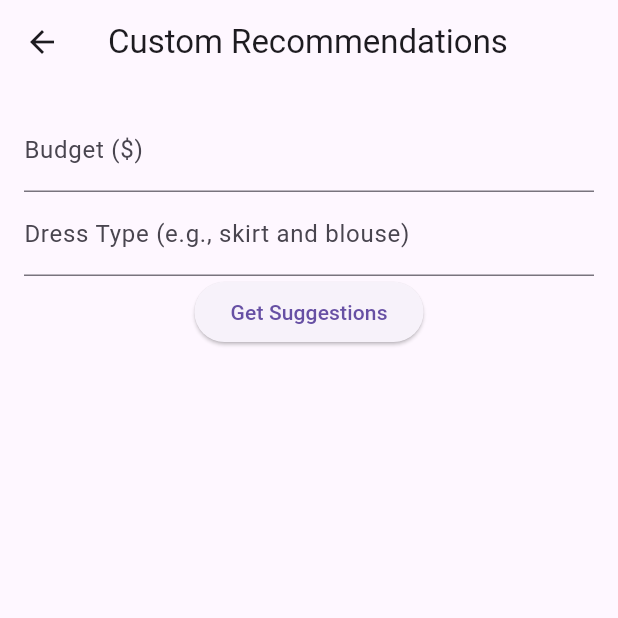
After one commit to RushdhaAkbar/smartstyle_ai_app, a Flutter app: the screen it shows after launch, after a tap on "Go to Budget Recommendations", on a phone screen of 412 x 824 dp, the top half of it. The commit adds this screen. Run offline on Flutter 3.47's test engine with Material 3 defaults, Android fonts, the phone set to English and light mode, and no system bars; our stand-ins replace firebase_core; missing offline and left inert: mobile_scanner; accounts and stored records are empty.

Commit message:
added budget screen and fixed recurring erros

```diff
--- a/lib/main.dart
+++ b/lib/main.dart
@@ -3,6 +3,7 @@ import 'package:flutter/material.dart';
 import 'package:provider/provider.dart';
 import 'providers/auth_provider.dart';
 import 'providers/product_provider.dart';
+import 'screens/home_screen.dart';
 import 'screens/login_screen.dart';
 //import 'screens/registration_screen.dart';
 void main() {
@@ -22,7 +23,7 @@ class MyApp extends StatelessWidget {
       child: MaterialApp(
         title: 'SmartStyle AI',
         theme: ThemeData(primarySwatch: Colors.blue),
-        home: LoginScreen(),
+        home: const HomeScreen(),
         //home:RegistrationScreen()
       ),
     );
--- a/lib/providers/product_provider.dart
+++ b/lib/providers/product_provider.dart
@@ -1,4 +1,4 @@
-// lib/providers/product_provider.dart (updated)
+// lib/providers/product_provider.dart (updated for budget combinations)
 import 'package:flutter/material.dart';
 import '../models/product.dart';
 import '../services/api_service.dart';
@@ -10,42 +10,55 @@ class ProductProvider with ChangeNotifier {
   final List<Product> _sampleProducts = [
     Product(
       id: "1",
-      name: "Blue T-Shirt",
+      name: "Blue Skirt",
       sizes: ["M", "L"],
       colors: ["Blue"],
-      price: 19.99,
+      price: 400.0,
       stock: 50,
       availability: true,
-      description: "Comfortable blue cotton t-shirt",
-      image: "https://example.com/blue-tshirt.jpg",
-      qrCode: "QR-BLUE-TSHIRT-1693746000000",
+      description: "Comfortable blue skirt",
+      image: "https://example.com/blue-skirt.jpg",
+      qrCode: "QR-BLUE-SKIRT-1693746000000",
       barcode: "1693746000000123",
     ),
     Product(
       id: "2",
-      name: "Red T-Shirt",
+      name: "Red Skirt",
       sizes: ["S", "M"],
       colors: ["Red"],
-      price: 18.99,
+      price: 500.0,
       stock: 30,
       availability: true,
-      description: "Vibrant red cotton t-shirt",
-      image: "https://example.com/red-tshirt.jpg",
-      qrCode: "QR-RED-TSHIRT-1693746000001",
+      description: "Vibrant red skirt",
+      image: "https://example.com/red-skirt.jpg",
+      qrCode: "QR-RED-SKIRT-1693746000001",
       barcode: "1693746000000456",
     ),
     Product(
       id: "3",
-      name: "Green Hoodie",
+      name: "Green Blouse",
       sizes: ["L", "XL"],
       colors: ["Green"],
-      price: 29.99,
+      price: 200.0,
       stock: 20,
-      availability: false,
-      description: "Warm green hoodie",
-      image: "https://example.com/green-hoodie.jpg",
-      qrCode: "QR-GREEN-HOODIE-1693746000002",
+      availability: true,
+      description: "Elegant green blouse",
+      image: "https://example.com/green-blouse.jpg",
+      qrCode: "QR-GREEN-BLOUSE-1693746000002",
       barcode: "1693746000000789",
+    ),
+    Product(
+      id: "4",
+      name: "Yellow Blouse",
+      sizes: ["M", "L"],
+      colors: ["Yellow"],
+      price: 800.0,
+      stock: 15,
+      availability: true,
+      description: "Bright yellow blouse",
+      image: "https://example.com/yellow-blouse.jpg",
+      qrCode: "QR-YELLOW-BLOUSE-1693746000003",
+      barcode: "1693746000000111",
     ),
   ];
 
@@ -59,24 +72,9 @@ class ProductProvider with ChangeNotifier {
     _isLoading = true;
     notifyListeners();
     try {
-      _currentProduct = _sampleProducts.firstWhere((p) => p.id == id, orElse: () => Product(
-        id: '',
-        name: '',
-        sizes: [],
-        colors: [],
-        price: 0.0,
-        stock: 0,
-        availability: false,
-        description: '',
-        image: '',
-        qrCode: '',
-        barcode: '',
-      ));
-      if (_currentProduct!.id == '') {
-        _currentProduct = null;
-      }
+      _currentProduct = _sampleProducts.firstWhere((p) => p.id == id);
     } catch (e) {
-      print('Error fetching product: \$e');
+      print('Error fetching product: $e');
       _currentProduct = null;
     }
     _isLoading = false;
@@ -87,31 +85,41 @@ class ProductProvider with ChangeNotifier {
     _isLoading = true;
     notifyListeners();
     try {
-      // Mock AI recommendation based on current product ID
-      final currentProduct = _sampleProducts.firstWhere((p) => p.id == id, orElse: () => Product(
-        id: '',
-        name: '',
-        sizes: [],
-        colors: [],
-        price: 0.0,
-        stock: 0,
-        availability: false,
-        description: '',
-        image: '',
-        qrCode: '',
-        barcode: '',
-      ));
-      if (currentProduct.id == '') {
+      final currentProduct = _sampleProducts.firstWhere((p) => p.id == id);
+      if (currentProduct == null) {
         _recommendations = [];
         return;
       }
       _recommendations = _sampleProducts.where((p) {
         return p.id != id && // Exclude current product
-               p.price >= currentProduct.price - 5 && p.price <= currentProduct.price + 5 && // Similar price range
+               p.price >= currentProduct.price - 5 &&
+               p.price <= currentProduct.price + 5 &&
                p.availability; // Only available products
       }).toList();
+      print('Exchange Recommendations: ${_recommendations.map((p) => p.name).join(', ')}');
     } catch (e) {
-      print('Error fetching recommendations: \$e');
+      print('Error fetching exchange recommendations: $e');
+      _recommendations = [];
+    }
+    _isLoading = false;
+    notifyListeners();
+  }
+
+  Future<void> fetchBudgetRecommendations(double budget, String type) async {
+    _isLoading = true;
+    notifyListeners();
+    try {
+      final types = type.toLowerCase().split(' and '); // Split types if multiple (e.g., 'skirt and blouse')
+      _recommendations = [];
+      for (var t in types) {
+        final matches = _sampleProducts.where((p) {
+          return p.name.toLowerCase().contains(t.trim()) && p.price <= budget && p.availability;
+        }).toList();
+        _recommendations.addAll(matches);
+      }
+      print('Budget Recommendations: ${_recommendations.map((p) => p.name).join(', ')}');
+    } catch (e) {
+      print('Error fetching budget recommendations: $e');
       _recommendations = [];
     }
     _isLoading = false;
--- /dev/null
+++ b/lib/screens/budget_screen.dart
@@ -0,0 +1,62 @@
+// lib/screens/budget_screen.dart (updated for multi-type)
+import 'package:flutter/material.dart';
+import 'package:provider/provider.dart';
+import '../providers/product_provider.dart';
+import 'recommendations_screen.dart';
+
+class BudgetScreen extends StatefulWidget {
+  const BudgetScreen({super.key});
+
+  @override
+  State<BudgetScreen> createState() => _BudgetScreenState();
+}
+
+class _BudgetScreenState extends State<BudgetScreen> {
+  final TextEditingController _budget = TextEditingController();
+  final TextEditingController _type = TextEditingController();
+  String _errorMessage = '';
+
+  @override
+  Widget build(BuildContext context) {
+    return Scaffold(
+      appBar: AppBar(title: const Text('Custom Recommendations')),
+      body: Padding(
+        padding: const EdgeInsets.all(16.0),
+        child: Column(
+          children: [
+            TextField(
+              controller: _budget,
+              decoration: const InputDecoration(labelText: 'Budget (\$)'),
+              keyboardType: TextInputType.numberWithOptions(decimal: true),
+            ),
+            TextField(
+              controller: _type,
+              decoration: const InputDecoration(labelText: 'Dress Type (e.g., skirt and blouse)'),
+            ),
+            if (_errorMessage.isNotEmpty)
+              Padding(
+                padding: const EdgeInsets.only(top: 10),
+                child: Text(_errorMessage, style: const TextStyle(color: Colors.red)),
+              ),
+            ElevatedButton(
+              onPressed: () async {
+                setState(() => _errorMessage = '');
+                final budget = double.tryParse(_budget.text);
+                if (_budget.text.isEmpty || _type.text.isEmpty || budget == null) {
+                  setState(() => _errorMessage = 'Please fill all fields with a valid budget');
+                  return;
+                }
+                await context.read<ProductProvider>().fetchBudgetRecommendations(budget, _type.text);
+                Navigator.push(
+                  context,
+                  MaterialPageRoute(builder: (_) => const RecommendationsScreen(isFromBudget: true)),
+                );
+              },
+              child: const Text('Get Suggestions'),
+            ),
+          ],
+        ),
+      ),
+    );
+  }
+}
--- a/lib/screens/home_screen.dart
+++ b/lib/screens/home_screen.dart
@@ -1,6 +1,7 @@
 // lib/screens/home_screen.dart (updated)
 import 'package:flutter/material.dart';
 import 'package:provider/provider.dart';
+import 'package:smartstyle_ai_app/screens/budget_screen.dart';
 import '../providers/product_provider.dart';
 import 'product_detail_screen.dart';
 import 'scanner_screen.dart';
@@ -54,6 +55,13 @@ class HomeScreen extends StatelessWidget {
               onPressed: () => _scanOrEnterCode(context, _idController.text),
               child: const Text('Use ID'),
             ),
+            const SizedBox(height: 20),
+            ElevatedButton(
+              onPressed: () {
+                Navigator.push(context, MaterialPageRoute(builder: (_) => const BudgetScreen()));
+              },
+              child: const Text('Go to Budget Recommendations'),
+            ),
           ],
         ),
       ),
--- a/pubspec.yaml
+++ b/pubspec.yaml
@@ -42,8 +42,12 @@ dependencies:
   image_picker: ^1.0.7
   flutter_secure_storage: ^9.2.2
   mobile_scanner: ^5.0.0
+  mockito: ^5.4.0
 dev_dependencies:
   flutter_test:
+    sdk: flutter
+
+  integration_test:
     sdk: flutter
 
   # The "flutter_lints" package below contains a set of recommended lints to
```
Also changed, not shown: lib/screens/product_detail_screen.dart (+11 -10 lines), lib/screens/recommendations_screen.dart (+74 -6 lines), lib/services/api_service.dart (+55 -0 lines), pubspec.lock, 3 other files.
